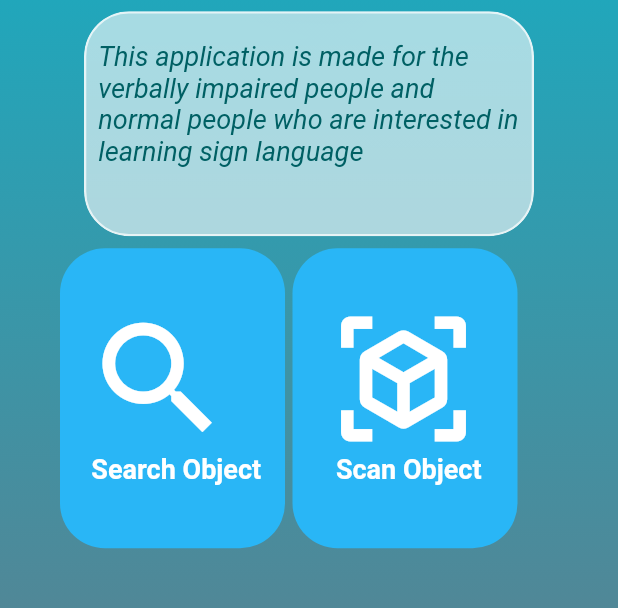
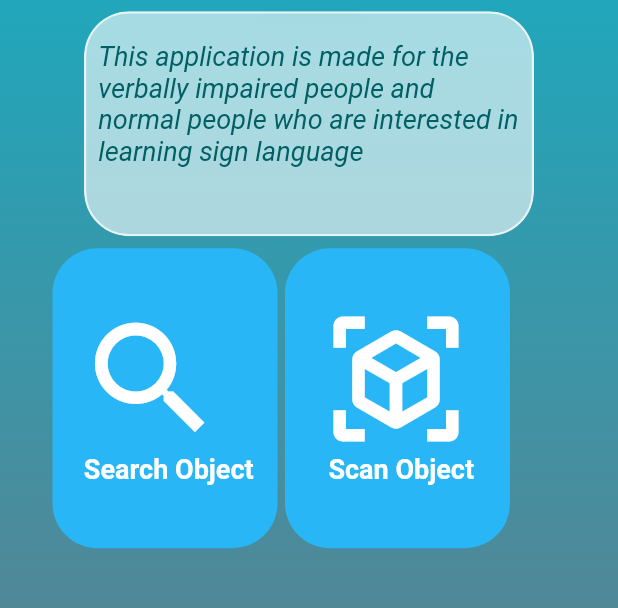
Before and after one commit to shemil076/ObSign, a Flutter app: the LandingPageState screen opened by its route, on a phone screen of 412 x 824 dp, the part 423-1031 px from its top. Run offline on Flutter 3.47's test engine with Material 2 defaults, Android fonts, the phone set to English and light mode, and no system bars; drawn by our look-alikes of glass_kit; our stand-ins replace camera, flutter_rating_bar, image_picker; missing offline and left inert: tflite.

Commit message:
fixing the position of dmoe components

```diff
--- a/lib/LandingPage.dart
+++ b/lib/LandingPage.dart
@@ -90,7 +90,7 @@ class LandingPage extends State<LandingPageState> {
 
                     Row(
                       children: [Container(
-                        padding: const EdgeInsets.fromLTRB(40,0, 0, 5),
+                        padding: const EdgeInsets.fromLTRB(35,0, 0, 5),
                         decoration:
                         BoxDecoration(borderRadius: BorderRadius.circular(30)),
                         child: GestureDetector(
```
